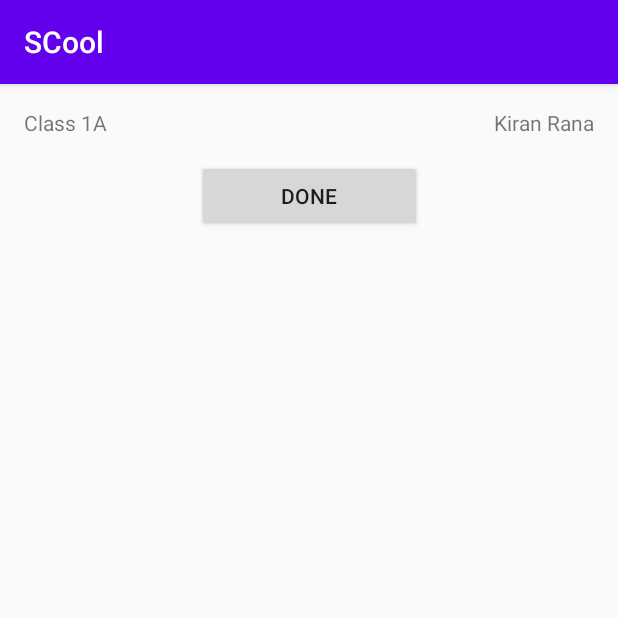
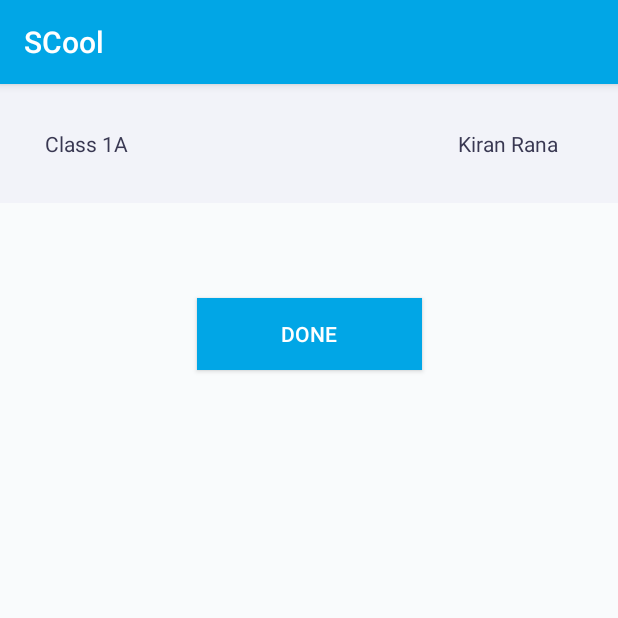
Before and after one commit to Alucoder/S-cool, an Android app: the AttendanceActivity screen opened directly, with no data from a screen before it, on a phone screen of 412 x 824 dp, the top half of it. Run offline under Robolectric (Android 15) with nearby library versions, the phone set to English and light mode, and no system bars.

Commit message:
Design fix

```diff
--- a/app/src/main/res/layout/activity_attendance.xml
+++ b/app/src/main/res/layout/activity_attendance.xml
@@ -4,36 +4,46 @@
     xmlns:tools="http://schemas.android.com/tools"
     android:layout_width="match_parent"
     android:layout_height="match_parent"
-    tools:context=".AttendanceActivity">
+    tools:context=".AttendanceActivity"
+    android:background="@color/colorBackground">
 
+    <LinearLayout
+        android:layout_width="match_parent"
+        android:layout_height="wrap_content"
+        android:padding="30dp"
+        android:orientation="horizontal"
+        tools:ignore="MissingConstraints"
+        android:id="@+id/tvtitlebar"
+        android:background="@color/colorTopBar">
     <TextView
         android:id="@+id/tvClassroom"
         android:layout_width="wrap_content"
         android:layout_height="wrap_content"
-        android:layout_marginStart="16dp"
-        android:layout_marginTop="16dp"
         android:text="Class 1A"
         app:layout_constraintStart_toStartOf="parent"
-        app:layout_constraintTop_toTopOf="parent" />
+        app:layout_constraintTop_toTopOf="parent"
+        android:textColor="@color/colorHeading"/>
 
     <TextView
         android:id="@+id/tvTeacherName"
         android:layout_width="wrap_content"
         android:layout_height="wrap_content"
-        android:layout_marginTop="16dp"
-        android:layout_marginEnd="16dp"
+        android:layout_marginLeft="220dp"
         android:text="Kiran Rana"
         app:layout_constraintEnd_toEndOf="parent"
-        app:layout_constraintTop_toTopOf="parent" />
+        app:layout_constraintTop_toTopOf="parent"
+        android:textColor="@color/colorHeading"/>
+    </LinearLayout>
 
     <androidx.recyclerview.widget.RecyclerView
         android:id="@+id/attendanceRV"
         android:layout_width="match_parent"
-        android:layout_height="wrap_content"
-        android:layout_marginTop="15dp"
-        app:layout_constraintTop_toBottomOf="@+id/tvTeacherName"
+        android:layout_height="50px"
+        app:layout_constraintTop_toBottomOf="@+id/tvtitlebar"
         app:layout_constraintStart_toStartOf="parent"
-        app:layout_constraintEnd_toEndOf="parent"/>
+        app:layout_constraintEnd_toEndOf="parent"
+        android:layout_margin="30dp"
+        />
 
     <Button
         android:id="@+id/btnAttendanceDone"
@@ -42,6 +52,8 @@
         android:text="Done"
         app:layout_constraintTop_toBottomOf="@+id/attendanceRV"
         app:layout_constraintStart_toStartOf="parent"
-        app:layout_constraintEnd_toEndOf="parent"/>
+        app:layout_constraintEnd_toEndOf="parent"
+        android:background="@color/colorPrimary"
+        android:textColor="@color/colorWhite"/>
 
 </androidx.constraintlayout.widget.ConstraintLayout>
--- a/app/src/main/res/values/colors.xml
+++ b/app/src/main/res/values/colors.xml
@@ -1,6 +1,20 @@
 <?xml version="1.0" encoding="utf-8"?>
 <resources>
-    <color name="colorPrimary">#6200EE</color>
-    <color name="colorPrimaryDark">#3700B3</color>
-    <color name="colorAccent">#03DAC5</color>
+    <color name="colorPrimary">#01A6E6</color>
+    <color name="colorPrimaryDark">#0166D8</color>
+    <color name="colorAccent">#66AEFE</color>
+    <color name="colorPrimaryLight">#C4E3FF</color>
+    <color name="colorWhite">#FFFFFF</color>
+    <color name="colorBackground">#F9FBFC</color>
+    <color name="colorTopBar">#F2F3F9</color>
+    <color name="colorHeading">#393852</color>
+    <color name="colorContext">#656981</color>
+    <color name="colorLightContext">#8F96BC</color>
+    <color name="colorLightGrey">#A6ADD9</color>
+    <color name="colorDimColor">#CED1E9</color>
+    <color name="colorDanger">#F9FBFC</color>
+    <color name="colorSucess">#2DD372</color>
+    <color name="colorDangerLight">#FEF5F6</color>
+    <color name="colorSucessLight">#D3FEE5</color>
+    <color name="colorWarning">#FCBF82</color>
 </resources>
```
Also changed, not shown: app/src/main/res/drawable-v24/student_bg.xml (+13 -2 lines), app/src/main/res/layout/student_attendance_layout.xml (+4 -5 lines), 5 other files.
